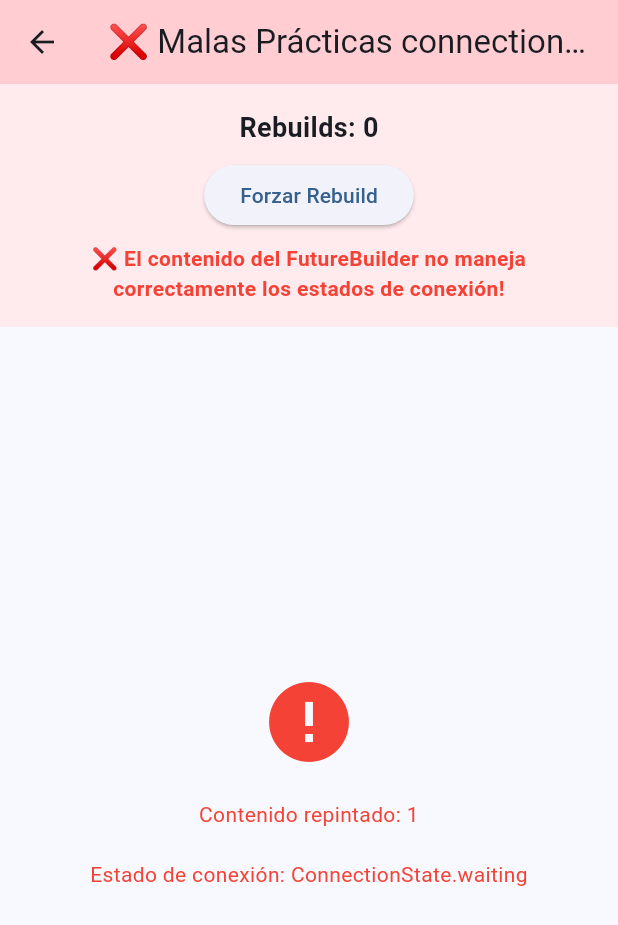
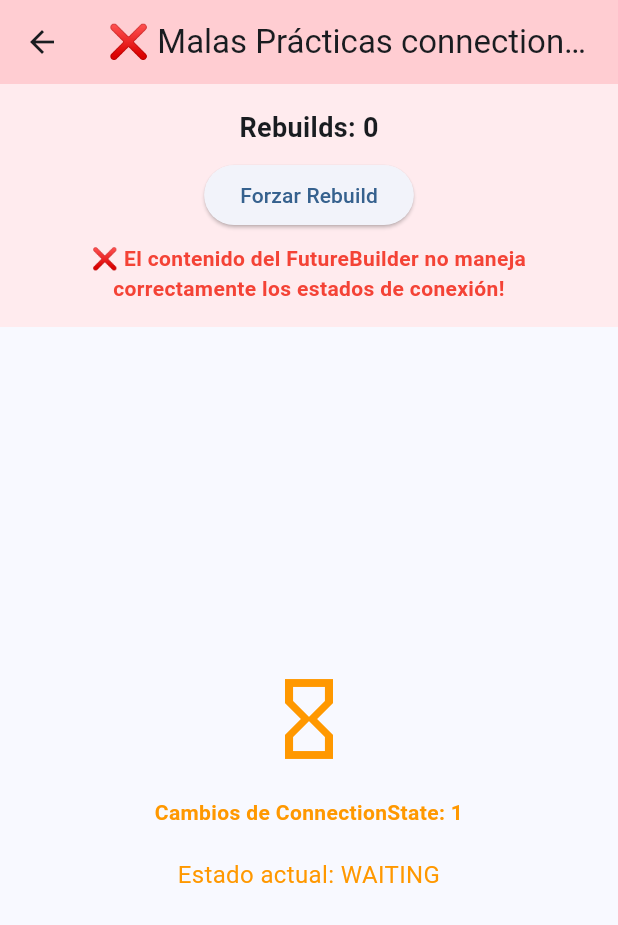
Before and after one commit to idamkiller/example_future_builder, a Flutter app: the screen it shows after launch, after a tap on "❌ Malas Prácticas connection state", on a phone screen of 412 x 824 dp. Shown: the top 925 px of the screen. Run offline on Flutter 3.47's test engine with Material 3 defaults, Android fonts, the light colour scheme and no system bars.

Commit message:
Add FVM configuration and update Flutter SDK path; refactor connection state handling in UI

```diff
--- a/lib/screens/bad_practices_connection_state_screen.dart
+++ b/lib/screens/bad_practices_connection_state_screen.dart
@@ -12,22 +12,44 @@ class BadPracticesConnectionStateScreen extends StatefulWidget {
 
 class _BadPracticesConnectionStateScreenState
     extends State<BadPracticesConnectionStateScreen> {
-  // ✅ BUENA PRÁCTICA: Future declarado fuera del build
-  // Esto evita que se ejecute nuevamente en cada rebuild
-  late Future<List<User>> _usersFuture;
   int _rebuildCounter = 0;
+  int _contentRepaintCounter = 0;
 
   @override
   void initState() {
     super.initState();
-    // ✅ Inicializamos el Future en initState
-    _usersFuture = ApiService.getUsers();
   }
 
   void _triggerRebuild() {
     setState(() {
       _rebuildCounter++;
     });
+  }
+
+  IconData _getStateIcon(ConnectionState state) {
+    switch (state) {
+      case ConnectionState.none:
+        return Icons.help_outline;
+      case ConnectionState.waiting:
+        return Icons.hourglass_empty;
+      case ConnectionState.active:
+        return Icons.sync;
+      case ConnectionState.done:
+        return Icons.check_circle;
+    }
+  }
+
+  Color _getStateColor(ConnectionState state) {
+    switch (state) {
+      case ConnectionState.none:
+        return Colors.grey;
+      case ConnectionState.waiting:
+        return Colors.orange;
+      case ConnectionState.active:
+        return Colors.blue;
+      case ConnectionState.done:
+        return Colors.green;
+    }
   }
 
   @override
@@ -70,23 +92,34 @@ class _BadPracticesConnectionStateScreenState
           ),
           Expanded(
             child: FutureBuilder<List<User>>(
-              future: _usersFuture,
+              future: ApiService.getUsers(),
               builder: (context, snapshot) {
-                _rebuildCounter++;
+                _contentRepaintCounter++;
+
                 return Center(
                   child: Column(
                     mainAxisAlignment: MainAxisAlignment.center,
                     spacing: 20,
                     children: [
-                      const Icon(Icons.error, size: 64, color: Colors.red),
+                      Icon(
+                        _getStateIcon(snapshot.connectionState),
+                        size: 64,
+                        color: _getStateColor(snapshot.connectionState),
+                      ),
                       Text(
-                        'Contenido repintado: $_rebuildCounter',
-                        style: const TextStyle(color: Colors.red),
+                        'Cambios de ConnectionState: $_contentRepaintCounter',
+                        style: TextStyle(
+                          color: _getStateColor(snapshot.connectionState),
+                          fontWeight: FontWeight.bold,
+                        ),
                         textAlign: TextAlign.center,
                       ),
                       Text(
-                        'Estado de conexión: ${snapshot.connectionState}',
-                        style: const TextStyle(color: Colors.red),
+                        'Estado actual: ${snapshot.connectionState.toString().split('.').last.toUpperCase()}',
+                        style: TextStyle(
+                          color: _getStateColor(snapshot.connectionState),
+                          fontSize: 16,
+                        ),
                         textAlign: TextAlign.center,
                       ),
                     ],
--- a/lib/screens/home_screen.dart
+++ b/lib/screens/home_screen.dart
@@ -15,7 +15,7 @@ class HomeScreen extends StatelessWidget {
   Widget build(BuildContext context) {
     return Scaffold(
       appBar: AppBar(
-        title: const Text('FutureBuilder Examples'),
+        title: const Text('Ejemplos FutureBuilder'),
         backgroundColor: Theme.of(context).colorScheme.inversePrimary,
       ),
       body: Padding(
@@ -23,12 +23,6 @@ class HomeScreen extends StatelessWidget {
         child: Column(
           crossAxisAlignment: CrossAxisAlignment.stretch,
           children: [
-            const Text(
-              'Ejemplos de FutureBuilder',
-              style: TextStyle(fontSize: 24, fontWeight: FontWeight.bold),
-              textAlign: TextAlign.center,
-            ),
-            const SizedBox(height: 20),
             Expanded(
               child: ListView(
                 children: [
```
Also changed, not shown: 2 other files.
